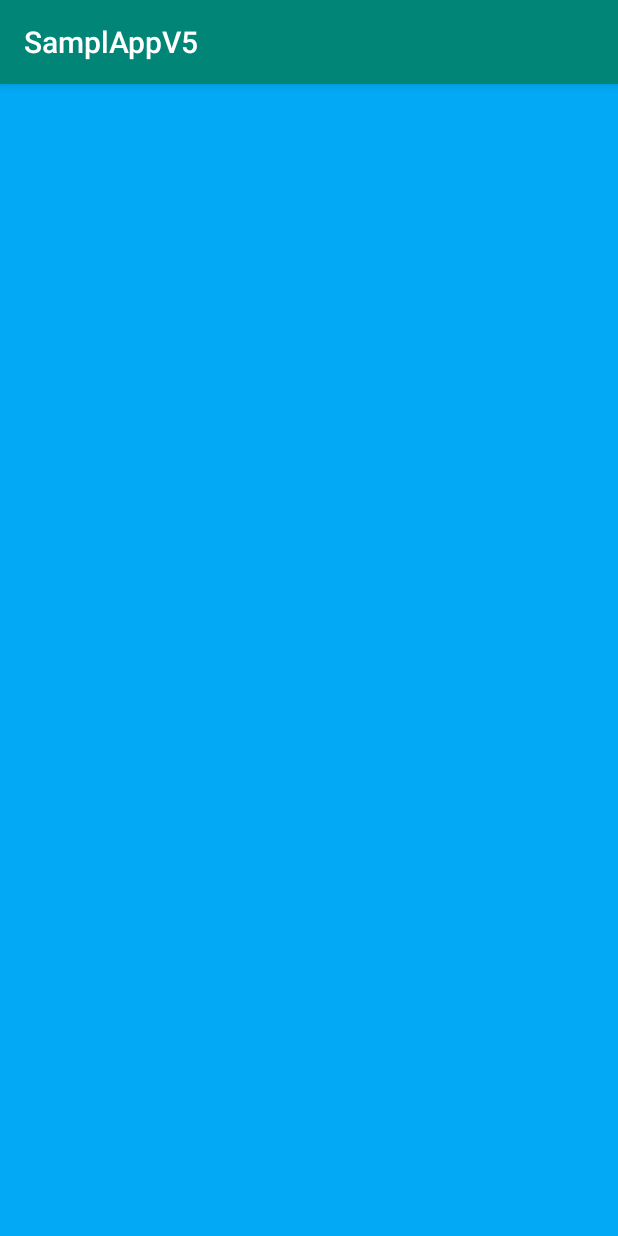
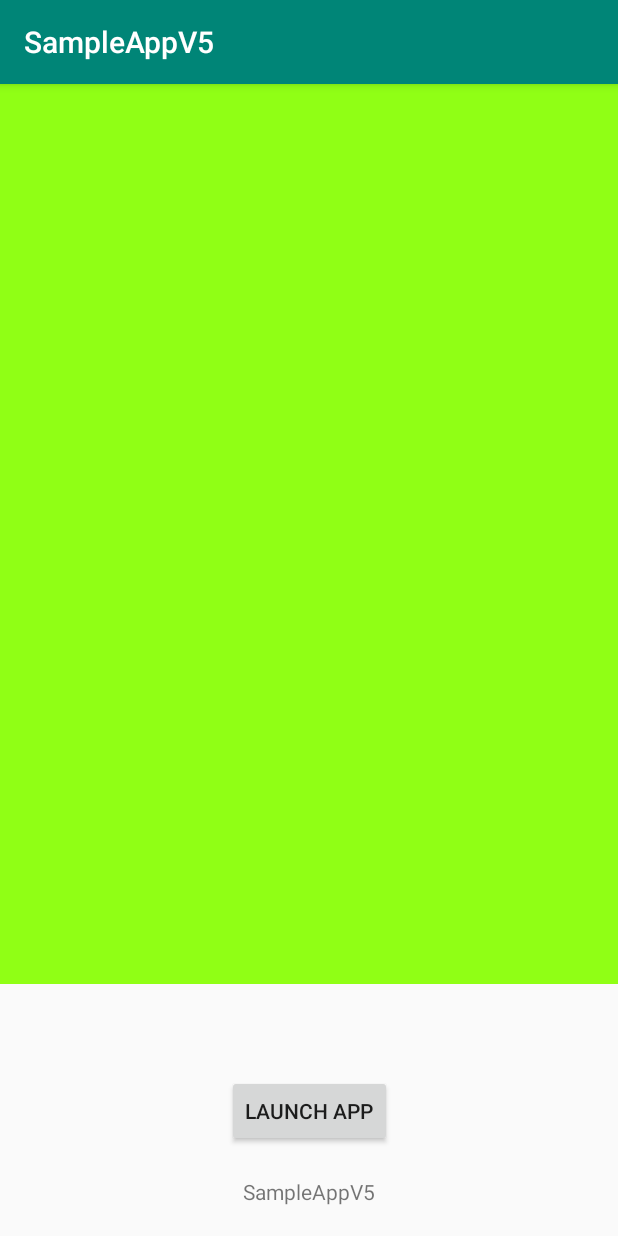
Before and after one commit to Insiteo/android_sampleapp_v5, an Android app: the screen it shows after launch (MainActivity), on a phone screen of 412 x 824 dp. Run offline under Robolectric (Android 15) with nearby library versions, the phone set to English and light mode, and no system bars; libraries missing offline, so code that uses them is left out: com.insiteo.sdk_v5; 4 statements that could not run were skipped.

Commit message:
- Intégration de la librairie SDK-V5  - Changement d'UI  - Correction d'une coquille dans le nom de l'application

```diff
--- a/app/src/main/AndroidManifest.xml
+++ b/app/src/main/AndroidManifest.xml
@@ -23,5 +23,6 @@
             </intent-filter>
         </activity>
     </application>
-
+    <uses-permission android:name="android.permission.INTERNET" />
+    <uses-permission android:name="android.permission.WRITE_EXTERNAL_STORAGE" />
 </manifest>
--- a/app/src/main/java/com/insiteo/samplappv5/MainActivity.java
+++ b/app/src/main/java/com/insiteo/samplappv5/MainActivity.java
@@ -22,6 +22,8 @@ import java.util.List;
 
 public class MainActivity extends AppCompatActivity implements UnityMapHandlerListener {
     Button button;
+    Button button2;
+
     @Override
     protected void onCreate(Bundle savedInstanceState) {
         super.onCreate(savedInstanceState);
@@ -36,7 +38,17 @@ public class MainActivity extends AppCompatActivity implements UnityMapHandlerLi
         button.setOnClickListener(new View.OnClickListener() {
             @Override
             public void onClick(View view) {
-                Toast.makeText(view.getContext(), "BOOM!", Toast.LENGTH_SHORT).show();
+                MapManager.getInstance().initApp();
+                button.setVisibility(View.GONE);
+                button2.setVisibility(View.VISIBLE);
+            }
+        });
+
+        button2 = findViewById(R.id.fl_button2);
+        button2.setOnClickListener(new View.OnClickListener() {
+            @Override
+            public void onClick(View view) {
+                MapManager.getInstance().getCountries();
             }
         });
 
@@ -108,4 +120,9 @@ public class MainActivity extends AppCompatActivity implements UnityMapHandlerLi
     public void onSpaceReceived(Space space) {
 
     }
+
+    @Override
+    public void onCountryReceived(String s) {
+        Toast.makeText(this, s, Toast.LENGTH_SHORT).show();
+    }
 }
--- a/app/src/main/res/layout/activity_fragment.xml
+++ b/app/src/main/res/layout/activity_fragment.xml
@@ -1,21 +1,73 @@
 <?xml version="1.0" encoding="utf-8"?>
-<FrameLayout xmlns:android="http://schemas.android.com/apk/res/android"
+<androidx.constraintlayout.widget.ConstraintLayout xmlns:android="http://schemas.android.com/apk/res/android"
     xmlns:tools="http://schemas.android.com/tools"
     android:layout_width="match_parent"
     android:layout_height="match_parent"
+    xmlns:app="http://schemas.android.com/apk/res-auto"
     tools:context="com.insiteo.sdk_v5.INSMapFragment">
 
     <FrameLayout
         android:id="@+id/fl_forUnity"
         android:layout_width="match_parent"
-        android:layout_height="match_parent"
-        android:background="#03A9F4" />
+        android:layout_height="600dip"
+        android:background="#ff90ff15"
+        app:layout_constraintTop_toTopOf="parent"
+        tools:layout_editor_absoluteX="16dp" />
+
+    <TextView
+        android:id="@+id/textView2"
+        android:layout_width="wrap_content"
+        android:layout_height="wrap_content"
+        android:text="Suggested Site"
+        android:textAppearance="@style/TextAppearance.AppCompat.Medium"
+        android:visibility="gone"
+        app:layout_constraintBottom_toBottomOf="parent"
+        app:layout_constraintLeft_toLeftOf="parent"
+        app:layout_constraintRight_toRightOf="parent"
+        app:layout_constraintTop_toBottomOf="@+id/fl_forUnity" />
+
+    <TextView
+        android:id="@+id/tv_siteId"
+        android:layout_width="wrap_content"
+        android:layout_height="wrap_content"
+        android:paddingTop="8dp"
+        android:text="TextView"
+        android:visibility="gone"
+        app:layout_constraintEnd_toEndOf="parent"
+        app:layout_constraintStart_toStartOf="parent"
+        app:layout_constraintTop_toBottomOf="@+id/textView2" />
 
     <Button
         android:id="@+id/fl_button"
         android:layout_width="wrap_content"
         android:layout_height="wrap_content"
-        android:layout_gravity="bottom|center_horizontal"
-        android:text="Sample Button"
-        android:visibility="gone" />
-</FrameLayout>
+        android:text="Launch App"
+        app:layout_constraintBottom_toBottomOf="parent"
+        app:layout_constraintEnd_toEndOf="parent"
+        app:layout_constraintStart_toStartOf="parent"
+        app:layout_constraintTop_toBottomOf="@+id/fl_forUnity"
+        app:layout_constraintVertical_bias="0.506"
+        tools:visibility="visible" />
+
+    <Button
+        android:id="@+id/fl_button2"
+        android:layout_width="wrap_content"
+        android:layout_height="wrap_content"
+        android:text="Get Countries"
+        android:visibility="gone"
+        app:layout_constraintBottom_toBottomOf="parent"
+        app:layout_constraintEnd_toEndOf="parent"
+        app:layout_constraintStart_toStartOf="parent"
+        app:layout_constraintTop_toBottomOf="@+id/fl_forUnity"
+        tools:visibility="gone" />
+
+    <TextView
+        android:id="@+id/textView3"
+        android:layout_width="wrap_content"
+        android:layout_height="wrap_content"
+        android:text="SampleAppV5"
+        app:layout_constraintBottom_toBottomOf="parent"
+        app:layout_constraintEnd_toEndOf="parent"
+        app:layout_constraintStart_toStartOf="parent"
+        app:layout_constraintTop_toBottomOf="@+id/fl_button" />
+</androidx.constraintlayout.widget.ConstraintLayout>
--- a/app/src/main/res/values/strings.xml
+++ b/app/src/main/res/values/strings.xml
@@ -1,5 +1,5 @@
 <resources>
-    <string name="app_name">SamplAppV5</string>
+    <string name="app_name">SampleAppV5</string>
     <string name="title_activity_main_drawer">Sample App V5</string>
     <string name="navigation_drawer_open">Open navigation drawer</string>
     <string name="navigation_drawer_close">Close navigation drawer</string>
```
Also changed, not shown: 1 other file.
